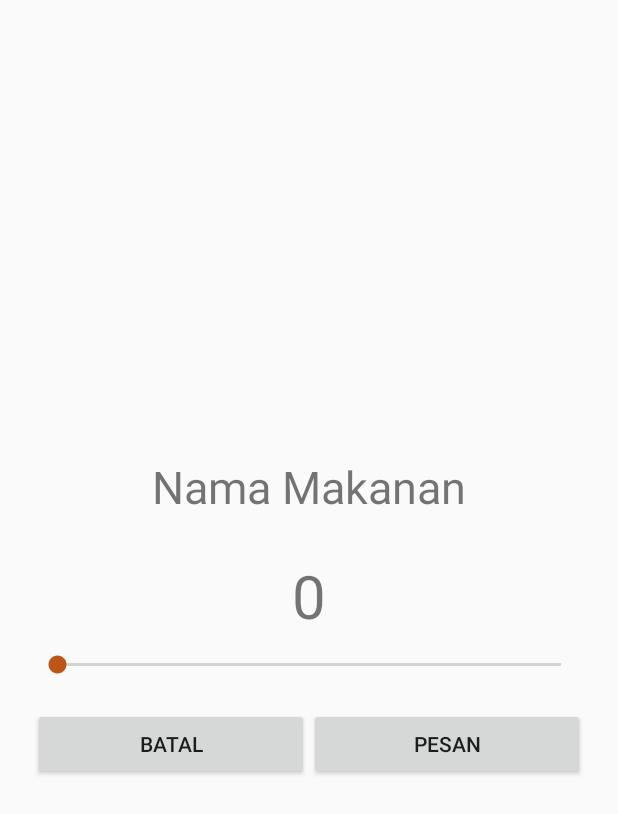
After one commit to Danboru/UsdaKu, an Android app: the layout popup_infopesanan.xml on its own in the app's theme, with its tools: preview values and no code run, on a phone screen of 412 x 824 dp. The commit adds this screen. Shown: the top 814 px of the screen. Run offline under Robolectric (Android 15) with nearby library versions, the phone set to English and light mode, and no system bars.

```diff
--- /dev/null
+++ b/app/src/main/res/layout/popup_infopesanan.xml
@@ -0,0 +1,85 @@
+<?xml version="1.0" encoding="utf-8"?>
+<LinearLayout xmlns:android="http://schemas.android.com/apk/res/android"
+    xmlns:tools="http://schemas.android.com/tools"
+    android:orientation="vertical"
+    android:layout_gravity="center"
+    android:layout_width="368dp"
+    android:layout_height="wrap_content"
+    android:layout_marginTop="30dp"
+    android:layout_marginBottom="30dp"
+    tools:layout_editor_absoluteY="8dp"
+    tools:layout_editor_absoluteX="8dp">
+
+    <TextView
+        android:id="@+id/namaBarangPopup_pesanan"
+        android:layout_width="match_parent"
+        android:layout_height="wrap_content"
+        android:textAlignment="center"
+        android:text="Nama Makanan"
+        android:textSize="30sp"
+        android:layout_marginBottom="15dp"
+        />
+
+    <TextView
+        android:id="@+id/txt_jumlahPembelian_pesanan"
+        android:layout_width="match_parent"
+        android:layout_height="wrap_content"
+        android:text="0"
+        android:textSize="40sp"
+        android:gravity="center"
+        android:textAlignment="center"
+        android:layout_marginTop="10dp"
+        />
+
+    <SeekBar
+        android:id="@+id/seekbar_jumlahpembelian_pesanan"
+        android:layout_marginTop="10dp"
+        android:layout_width="match_parent"
+        android:layout_height="wrap_content"
+        android:max="10"
+        />
+
+    <LinearLayout
+        android:orientation="horizontal"
+        android:layout_width="match_parent"
+        android:layout_height="wrap_content"
+        android:layout_marginTop="20dp"
+        >
+
+        <Button
+            android:id="@+id/button_cancel_pesanan"
+            android:layout_width="0dp"
+            android:layout_height="wrap_content"
+            android:layout_weight="1"
+            android:text="BATAL"/>
+
+        <Button
+            android:id="@+id/button_save_pesanan"
+            android:layout_width="0dp"
+            android:layout_height="wrap_content"
+            android:layout_weight="1"
+            android:text="PESAN"/>
+
+    </LinearLayout>
+
+    <View
+        android:id="@+id/pembatas"
+        android:layout_marginTop="10dp"
+        android:layout_width="match_parent"
+        android:layout_height="2dp"
+        android:background="#c2bfbf"
+        android:visibility="gone"
+        />
+
+    <TextView
+        android:id="@+id/tv_totalpembayaran_pesanan"
+        android:layout_marginTop="20dp"
+        android:layout_width="match_parent"
+        android:layout_height="wrap_content"
+        android:text="1000"
+        android:textSize="60sp"
+        android:textAlignment="center"
+        android:visibility="gone"
+        />
+
+</LinearLayout>
--- a/app/src/main/res/menu/options_pemesanan.xml
+++ b/app/src/main/res/menu/options_pemesanan.xml
@@ -1,18 +1,14 @@
 <?xml version="1.0" encoding="utf-8"?>
 <menu xmlns:android="http://schemas.android.com/apk/res/android">
-
     <item
         android:id="@+id/hapus_pesanan"
         android:title="Hapus Peanan"/>
-
     <item
         android:id="@+id/edit_pesanan"
         android:title="Edit Pesanan"
         />
-
     <item
         android:id="@+id/tentang_pesanan"
         android:title="Tentang Pesanan"
         />
-
 </menu>
```
Also changed, not shown: app/src/main/java/com/example/priad/usdaku/databases/OpenHelper.java (+24 -24 lines), app/src/main/java/com/example/priad/usdaku/databases/TransaksiHelper.java (deleted, +0 -8 lines), app/src/main/java/com/example/priad/usdaku/fragments/user/tab1_user.java (+15 -3 lines), app/src/main/java/com/example/priad/usdaku/fragments/user/tab2_user.java (+101 -6 lines), app/src/main/java/com/example/priad/usdaku/fragments/user/tab3_user.java (+7 -16 lines), app/src/main/java/com/example/priad/usdaku/splashscreen/SplashScreen.java (+1 -22 lines), app/src/main/res/layout/activity_pendaftaran.xml (+2 -5 lines), app/src/main/res/layout/tab2_user.xml (+8 -0 lines), app/src/main/res/layout/tab3_user.xml (+4 -4 lines).
